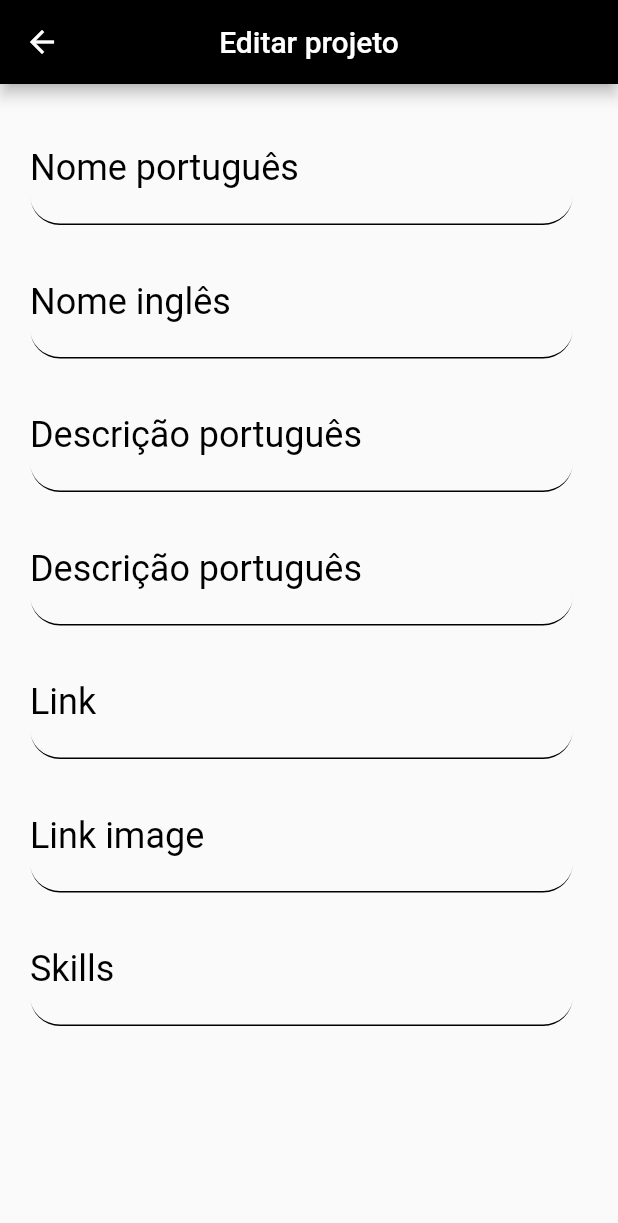
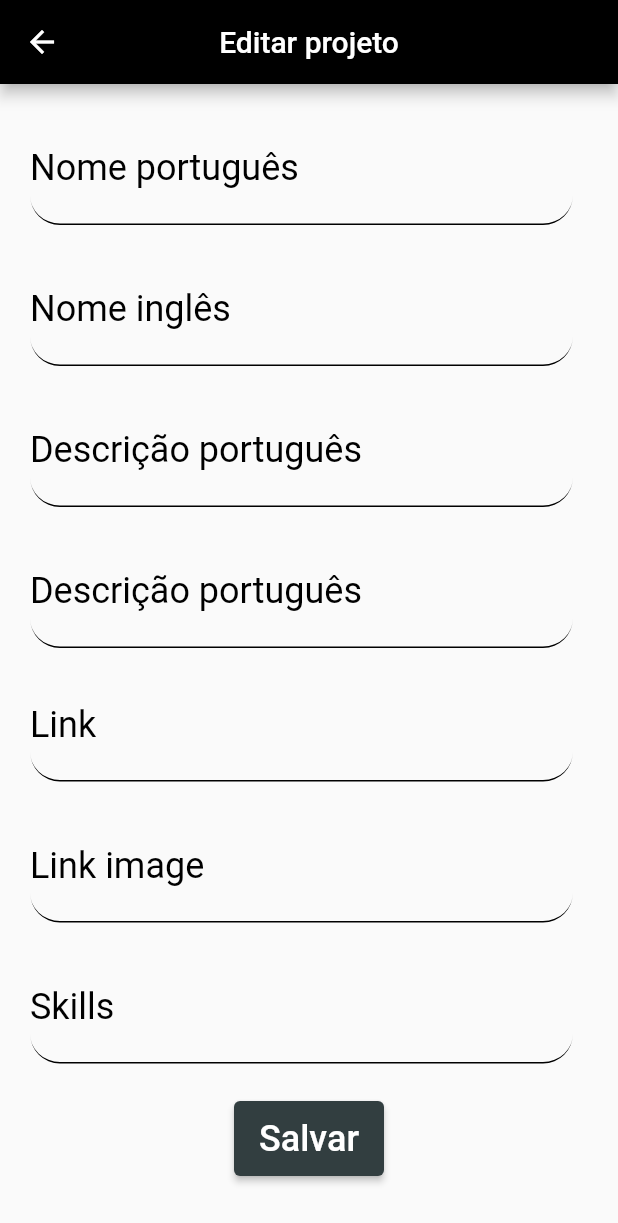
Before and after one commit to guicrisostomo/app-help-me-projects, a Flutter app: the ScreenEditProject screen opened by its route, on a phone screen of 412 x 824 dp. Shown: the top 1223 px of the screen. Run offline on Flutter 3.47's test engine with Material 2 defaults, Android fonts, the phone set to English and light mode, and no system bars; our stand-ins replace cloud_firestore, firebase_core; accounts and stored records are empty.

Commit message:
feat: add widget button

```diff
--- /dev/null
+++ b/lib/model/button.dart
@@ -0,0 +1,26 @@
+import 'package:flutter/material.dart';
+
+button(text, context, screen) {
+    return ElevatedButton(
+      style: ElevatedButton.styleFrom(
+        minimumSize: const Size(100, 50),
+        backgroundColor: const Color.fromRGBO(50, 62, 64, 1),
+      ),
+
+      child: Text(
+        text,
+        style: const TextStyle(
+          fontSize: 24,
+        )
+      ),
+
+      //COMPORTAMENTO
+      onPressed: () {
+        Navigator.of(context).pop();
+        Navigator.pushNamed(
+          context,
+          screen,
+        );
+      },
+    );
+  }
--- a/lib/view/screen_edit_project.dart
+++ b/lib/view/screen_edit_project.dart
@@ -1,3 +1,4 @@
+import 'package:app_help_me/model/button.dart';
 import 'package:app_help_me/model/textField.dart';
 import 'package:flutter/material.dart';
 
@@ -32,12 +33,21 @@ class _ScreenEditProjectState extends State<ScreenEditProject> {
           child: Column(
             children: [
               TextFieldGeneral('Nome português', txtNomePT, context),
+              const SizedBox(height: 5,),
               TextFieldGeneral('Nome inglês', txtNomeEN, context),
+              const SizedBox(height: 5,),
               TextFieldGeneral('Descrição português', txtDescricaoPT, context),
+              const SizedBox(height: 5,),
               TextFieldGeneral('Descrição português', txtDescricaoEN, context),
               TextFieldGeneral('Link', txtLink, context),
+              const SizedBox(height: 5,),
               TextFieldGeneral('Link image', txtLinkImage, context),
+              const SizedBox(height: 5,),
               TextFieldGeneral('Skills', txtSkills, context),
+
+              const SizedBox(height: 10,),
+
+              button('Salvar', context, 'home')
             ],
           ),
         ),
```
